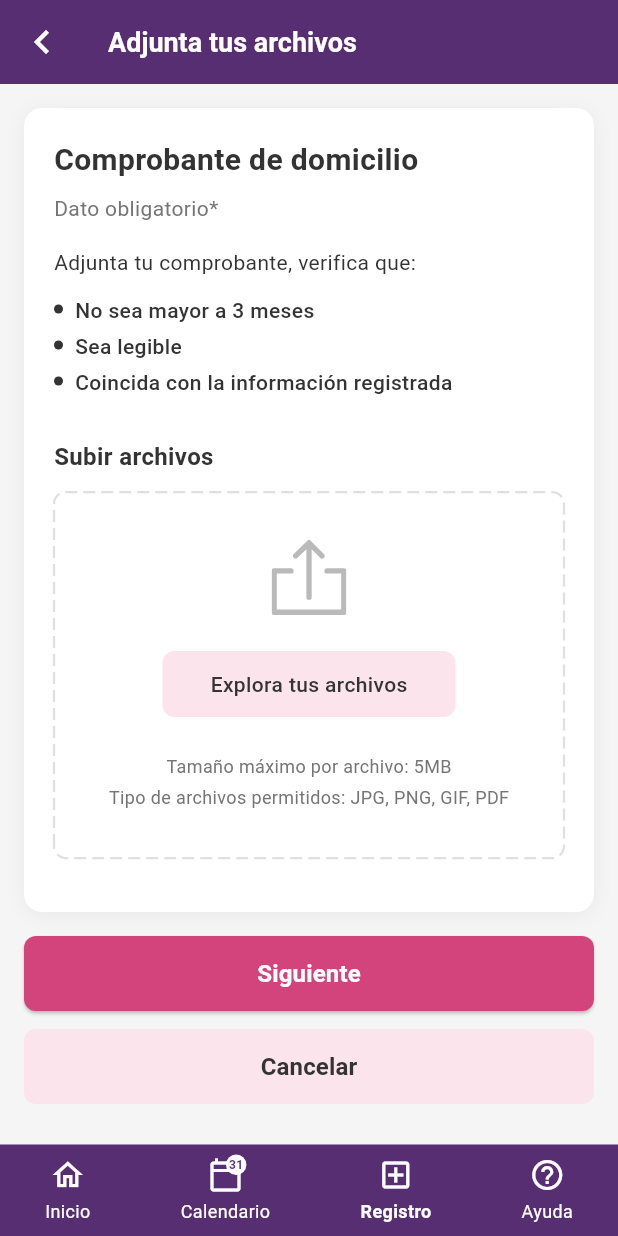
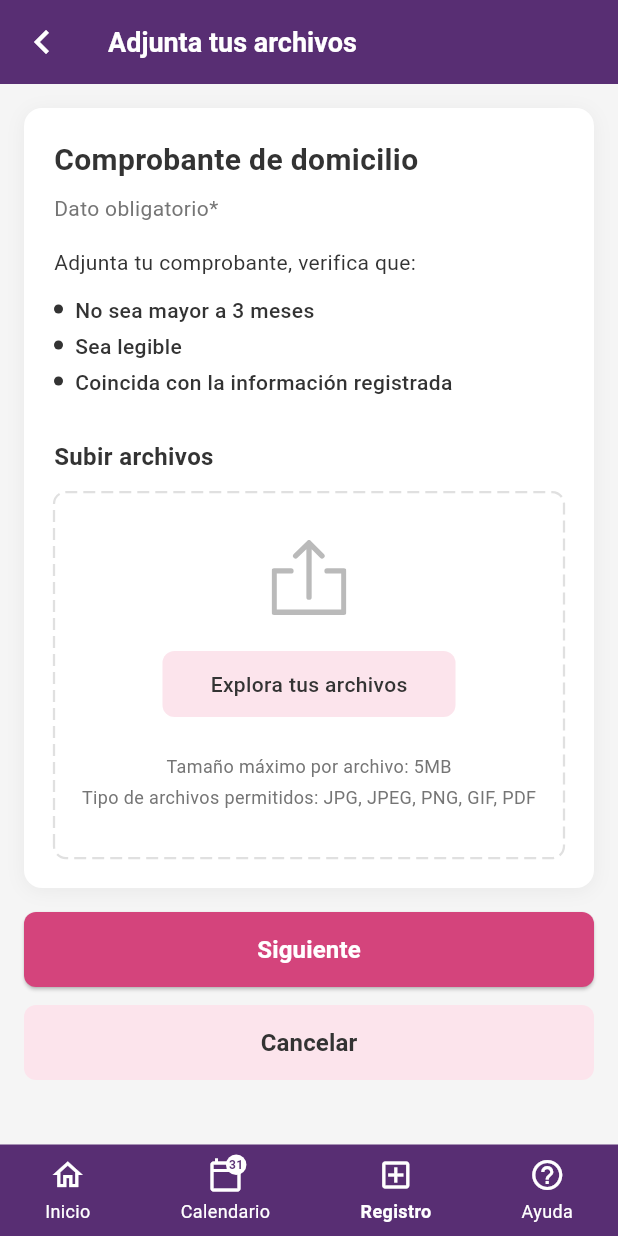
Before and after one commit to forozco/forozco-flutter-uploader-component, a Flutter app: the screen it shows after launch, on a phone screen of 412 x 824 dp. Run offline on Flutter 3.47's test engine with Material 3 defaults, Android fonts, the light colour scheme and no system bars; our stand-ins replace file_picker, flutter_svg.

Commit message:
Add reusable FileUploaderCard component
- Create FileUploaderCard widget with configurable title, subtitle, description, and requirements
- Add UploadedFile model class for file data
- Make UploadDropzone accept maxFileSizeMB and allowedExtensions parameters
- Refactor AdjuntaArchivosScreen to use the new reusable component

````diff
--- a/lib/screens/adjunta_archivos_screen.dart
+++ b/lib/screens/adjunta_archivos_screen.dart
@@ -1,9 +1,7 @@
 import 'package:flutter/material.dart';
-import 'package:file_picker/file_picker.dart';
 import '../theme/app_theme.dart';
 import '../widgets/bottom_nav_bar.dart';
-import '../widgets/upload_dropzone.dart';
-import '../widgets/file_upload_item.dart';
+import '../widgets/file_uploader_card.dart';
 
 class AdjuntaArchivosScreen extends StatefulWidget {
   const AdjuntaArchivosScreen({super.key});
@@ -14,8 +12,6 @@ class AdjuntaArchivosScreen extends StatefulWidget {
 
 class _AdjuntaArchivosScreenState extends State<AdjuntaArchivosScreen> {
   int _currentNavIndex = 2;
-
-  final List<Map<String, dynamic>> _uploadedFiles = [];
 
   @override
   Widget build(BuildContext context) {
@@ -44,74 +40,18 @@ class _AdjuntaArchivosScreenState extends State<AdjuntaArchivosScreen> {
               padding: const EdgeInsets.all(16),
               child: Column(
                 children: [
-                  Container(
-                    width: double.infinity,
-                    padding: const EdgeInsets.all(20),
-                    decoration: BoxDecoration(
-                      color: AppColors.white,
-                      borderRadius: BorderRadius.circular(12),
-                      boxShadow: [
-                        BoxShadow(
-                          color: Colors.black.withOpacity(0.05),
-                          blurRadius: 10,
-                          offset: const Offset(0, 2),
-                        ),
-                      ],
-                    ),
-                    child: Column(
-                      crossAxisAlignment: CrossAxisAlignment.start,
-                      children: [
-                        const Text(
-                          'Comprobante de domicilio',
-                          style: TextStyle(
-                            fontSize: 20,
-                            fontWeight: FontWeight.bold,
-                            color: AppColors.textDark,
-                          ),
-                        ),
-                        const SizedBox(height: 8),
-                        const Text(
-                          'Dato obligatorio*',
-                          style: TextStyle(
-                            fontSize: 14,
-                            color: AppColors.textGray,
-                          ),
-                        ),
-                        const SizedBox(height: 16),
-                        const Text(
-                          'Adjunta tu comprobante, verifica que:',
-                          style: TextStyle(
-                            fontSize: 14,
-                            color: AppColors.textDark,
-                          ),
-                        ),
-                        const SizedBox(height: 12),
-                        _buildBulletPoint('No sea mayor a 3 meses'),
-                        _buildBulletPoint('Sea legible'),
-                        _buildBulletPoint('Coincida con la información registrada'),
-                        const SizedBox(height: 24),
-                        const Text(
-                          'Subir archivos',
-                          style: TextStyle(
-                            fontSize: 16,
-                            fontWeight: FontWeight.w600,
-                            color: AppColors.textDark,
-                          ),
-                        ),
-                        const SizedBox(height: 12),
-                        UploadDropzone(
-                          onTap: _handleFileSelection,
-                        ),
-                        const SizedBox(height: 16),
-                        ..._uploadedFiles.map((file) => FileUploadItem(
-                          fileName: file['name'],
-                          fileSize: file['size'],
-                          progress: file['progress'],
-                          isUploading: file['isUploading'],
-                          onRemove: () => _removeFile(file),
-                        )),
-                      ],
-                    ),
+                  FileUploaderCard(
+                    title: 'Comprobante de domicilio',
+                    subtitle: 'Dato obligatorio*',
+                    description: 'Adjunta tu comprobante, verifica que:',
+                    requirements: const [
+                      'No sea mayor a 3 meses',
+                      'Sea legible',
+                      'Coincida con la información registrada',
+                    ],
+                    onFilesChanged: (files) {
+                      // Handle file changes here if needed
+                    },
                   ),
                   const SizedBox(height: 16),
                   SizedBox(
@@ -175,73 +115,6 @@ class _AdjuntaArchivosScreenState extends State<AdjuntaArchivosScreen> {
     );
   }
 
-  Widget _buildBulletPoint(String text) {
-    return Padding(
-      padding: const EdgeInsets.only(bottom: 4),
-      child: Row(
-        crossAxisAlignment: CrossAxisAlignment.start,
-        children: [
-          Container(
-            margin: const EdgeInsets.only(top: 6, right: 8),
-            width: 6,
-            height: 6,
-            decoration: const BoxDecoration(
-              color: AppColors.textDark,
-              shape: BoxShape.circle,
-            ),
-          ),
-          Expanded(
-            child: Text(
-              text,
-              style: const TextStyle(
-                fontSize: 14,
-                color: AppColors.textDark,
-                fontWeight: FontWeight.w500,
-              ),
-            ),
-          ),
-        ],
-      ),
-    );
-  }
-
-  Future<void> _handleFileSelection() async {
-    try {
-      FilePickerResult? result = await FilePicker.platform.pickFiles(
-        type: FileType.any,
-        allowMultiple: true,
-      );
-
-      if (!mounted) return;
-
-      if (result != null && result.files.isNotEmpty) {
-        setState(() {
-          for (var file in result.files) {
-            final sizeInMB = (file.size / (1024 * 1024)).toStringAsFixed(1);
-            _uploadedFiles.add({
-              'name': file.name,
-              'size': '${sizeInMB}MB',
-              'progress': 1.0,
-              'isUploading': false,
-              'path': file.path,
-            });
-          }
-        });
-      }
-    } catch (e) {
-      if (!mounted) return;
-      ScaffoldMessenger.of(context).showSnackBar(
-        SnackBar(content: Text('Error al seleccionar archivo: $e')),
-      );
-    }
-  }
-
-  void _removeFile(Map<String, dynamic> file) {
-    setState(() {
-      _uploadedFiles.remove(file);
-    });
-  }
-
   void _handleSiguiente() {
     // Navigate to next screen
     ScaffoldMessenger.of(context).showSnackBar(
--- /dev/null
+++ b/lib/widgets/file_uploader_card.dart
@@ -0,0 +1,249 @@
+import 'package:flutter/material.dart';
+import 'package:file_picker/file_picker.dart';
+import '../theme/app_theme.dart';
+import 'upload_dropzone.dart';
+import 'file_upload_item.dart';
+
+/// Modelo para representar un archivo subido
+class UploadedFile {
+  final String name;
+  final String size;
+  final String? path;
+  final double progress;
+  final bool isUploading;
+
+  UploadedFile({
+    required this.name,
+    required this.size,
+    this.path,
+    this.progress = 1.0,
+    this.isUploading = false,
+  });
+}
+
+/// Widget reutilizable para subir archivos
+///
+/// Ejemplo de uso:
+/// ```dart
+/// FileUploaderCard(
+///   title: 'Comprobante de domicilio',
+///   subtitle: 'Dato obligatorio*',
+///   description: 'Adjunta tu comprobante, verifica que:',
+///   requirements: [
+///     'No sea mayor a 3 meses',
+///     'Sea legible',
+///     'Coincida con la información registrada',
+///   ],
+///   onFilesChanged: (files) {
+///     print('Archivos: $files');
+///   },
+/// )
+/// ```
+class FileUploaderCard extends StatefulWidget {
+  /// Título principal del card
+  final String title;
+
+  /// Subtítulo (ej: "Dato obligatorio*")
+  final String? subtitle;
+
+  /// Descripción antes de los requisitos
+  final String? description;
+
+  /// Lista de requisitos a mostrar con bullets
+  final List<String>? requirements;
+
+  /// Título de la sección de subir archivos
+  final String uploadSectionTitle;
+
+  /// Tamaño máximo por archivo en MB
+  final int maxFileSizeMB;
+
+  /// Tipos de archivo permitidos (extensiones)
+  final List<String> allowedExtensions;
+
+  /// Permitir múltiples archivos
+  final bool allowMultiple;
+
+  /// Callback cuando cambian los archivos
+  final Function(List<UploadedFile>)? onFilesChanged;
+
+  /// Archivos iniciales
+  final List<UploadedFile>? initialFiles;
+
+  const FileUploaderCard({
+    super.key,
+    required this.title,
+    this.subtitle,
+    this.description,
+    this.requirements,
+    this.uploadSectionTitle = 'Subir archivos',
+    this.maxFileSizeMB = 5,
+    this.allowedExtensions = const ['jpg', 'jpeg', 'png', 'gif', 'pdf'],
+    this.allowMultiple = true,
+    this.onFilesChanged,
+    this.initialFiles,
+  });
+
+  @override
+  State<FileUploaderCard> createState() => _FileUploaderCardState();
+}
+
+class _FileUploaderCardState extends State<FileUploaderCard> {
+  late List<UploadedFile> _uploadedFiles;
+
+  @override
+  void initState() {
+    super.initState();
+    _uploadedFiles = widget.initialFiles ?? [];
+  }
+
+  @override
+  Widget build(BuildContext context) {
+    return Container(
+      width: double.infinity,
+      padding: const EdgeInsets.all(20),
+      decoration: BoxDecoration(
+        color: AppColors.white,
+        borderRadius: BorderRadius.circular(12),
+        boxShadow: [
+          BoxShadow(
+            color: Colors.black.withOpacity(0.05),
+            blurRadius: 10,
+            offset: const Offset(0, 2),
+          ),
+        ],
+      ),
+      child: Column(
+        crossAxisAlignment: CrossAxisAlignment.start,
+        children: [
+          Text(
+            widget.title,
+            style: const TextStyle(
+              fontSize: 20,
+              fontWeight: FontWeight.bold,
+              color: AppColors.textDark,
+            ),
+          ),
+          if (widget.subtitle != null) ...[
+            const SizedBox(height: 8),
+            Text(
+              widget.subtitle!,
+              style: const TextStyle(
+                fontSize: 14,
+                color: AppColors.textGray,
+              ),
+            ),
+          ],
+          if (widget.description != null) ...[
+            const SizedBox(height: 16),
+            Text(
+              widget.description!,
+              style: const TextStyle(
+                fontSize: 14,
+                color: AppColors.textDark,
+              ),
+            ),
+          ],
+          if (widget.requirements != null && widget.requirements!.isNotEmpty) ...[
+            const SizedBox(height: 12),
+            ...widget.requirements!.map((req) => _buildBulletPoint(req)),
+          ],
+          const SizedBox(height: 24),
+          Text(
+            widget.uploadSectionTitle,
+            style: const TextStyle(
+              fontSize: 16,
+              fontWeight: FontWeight.w600,
+              color: AppColors.textDark,
+            ),
+          ),
+          const SizedBox(height: 12),
+          UploadDropzone(
+            onTap: _handleFileSelection,
+            maxFileSizeMB: widget.maxFileSizeMB,
+            allowedExtensions: widget.allowedExtensions,
+          ),
+          if (_uploadedFiles.isNotEmpty) ...[
+            const SizedBox(height: 16),
+            ..._uploadedFiles.map((file) => FileUploadItem(
+              fileName: file.name,
+              fileSize: file.size,
+              progress: file.progress,
+              isUploading: file.isUploading,
+              onRemove: () => _removeFile(file),
+            )),
+          ],
+        ],
+      ),
+    );
+  }
+
+  Widget _buildBulletPoint(String text) {
+    return Padding(
+      padding: const EdgeInsets.only(bottom: 4),
+      child: Row(
+        crossAxisAlignment: CrossAxisAlignment.start,
+        children: [
+          Container(
+            margin: const EdgeInsets.only(top: 6, right: 8),
+            width: 6,
+            height: 6,
+            decoration: const BoxDecoration(
+              color: AppColors.textDark,
+              shape: BoxShape.circle,
+            ),
+          ),
+          Expanded(
+            child: Text(
+              text,
+              style: const TextStyle(
+                fontSize: 14,
+                color: AppColors.textDark,
+                fontWeight: FontWeight.w500,
+              ),
+            ),
+          ),
+        ],
+      ),
+    );
+  }
+
+  Future<void> _handleFileSelection() async {
+    try {
+      FilePickerResult? result = await FilePicker.platform.pickFiles(
+        type: FileType.any,
+        allowMultiple: widget.allowMultiple,
+      );
+
+      if (!mounted) return;
+
+      if (result != null && result.files.isNotEmpty) {
+        setState(() {
+          for (var file in result.files) {
+            final sizeInMB = (file.size / (1024 * 1024)).toStringAsFixed(1);
+            _uploadedFiles.add(UploadedFile(
+              name: file.name,
+              size: '${sizeInMB}MB',
+              path: file.path,
+              progress: 1.0,
+              isUploading: false,
+            ));
+          }
+        });
+        widget.onFilesChanged?.call(_uploadedFiles);
+      }
+    } catch (e) {
+      if (!mounted) return;
+      ScaffoldMessenger.of(context).showSnackBar(
+        SnackBar(content: Text('Error al seleccionar archivo: $e')),
+      );
+    }
+  }
+
+  void _removeFile(UploadedFile file) {
+    setState(() {
+      _uploadedFiles.remove(file);
+    });
+    widget.onFilesChanged?.call(_uploadedFiles);
+  }
+}
--- a/lib/widgets/upload_dropzone.dart
+++ b/lib/widgets/upload_dropzone.dart
@@ -4,10 +4,14 @@ import '../theme/app_theme.dart';
 
 class UploadDropzone extends StatelessWidget {
   final VoidCallback? onTap;
+  final int maxFileSizeMB;
+  final List<String> allowedExtensions;
 
   const UploadDropzone({
     super.key,
     this.onTap,
+    this.maxFileSizeMB = 5,
+    this.allowedExtensions = const ['jpg', 'jpeg', 'png', 'gif', 'pdf'],
   });
 
   @override
@@ -55,7 +59,7 @@ class UploadDropzone extends StatelessWidget {
               ),
               const SizedBox(height: 24),
               Text(
-                'Tamaño máximo por archivo: 5MB',
+                'Tamaño máximo por archivo: ${maxFileSizeMB}MB',
                 style: TextStyle(
                   color: AppColors.textGray,
                   fontSize: 12,
@@ -63,7 +67,7 @@ class UploadDropzone extends StatelessWidget {
               ),
               const SizedBox(height: 4),
               Text(
-                'Tipo de archivos permitidos: JPG, PNG, GIF, PDF',
+                'Tipo de archivos permitidos: ${allowedExtensions.map((e) => e.toUpperCase()).join(', ')}',
                 style: TextStyle(
                   color: AppColors.textGray,
                   fontSize: 12,
````
